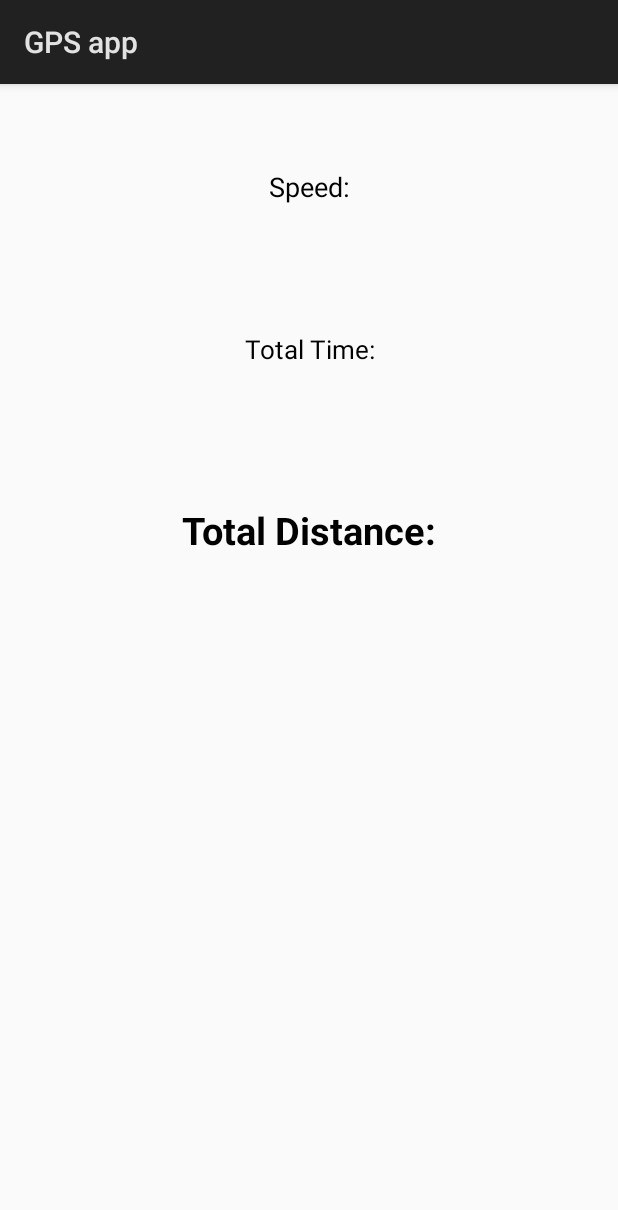
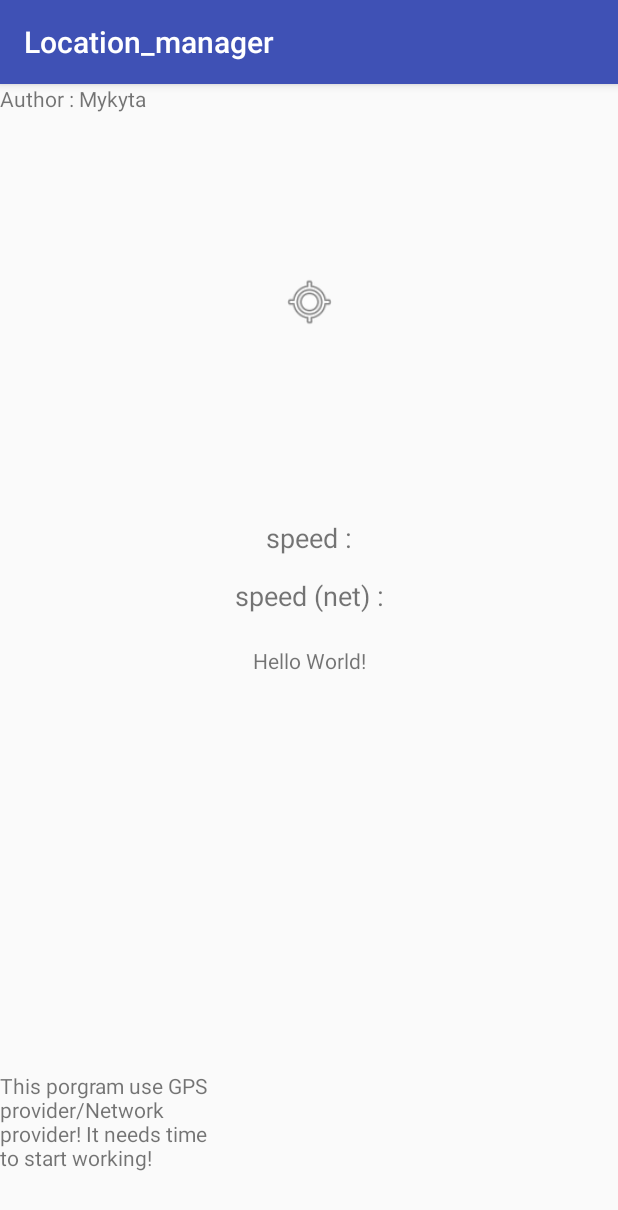
Before and after one commit to MykytaOpanyuk/All_programs_studying, an Android app: the screen it shows after launch (MainActivity), on a phone screen of 412 x 824 dp. Shown: the top 1210 px of the screen. Run offline under Robolectric (Android 15) with nearby library versions, the phone set to English and light mode, and no system bars.

Commit message:
Final version of GPS laboratory (as for me)!

```diff
--- a/lab_1_android_GPS_android_studio/app/build.gradle
+++ b/lab_1_android_GPS_android_studio/app/build.gradle
@@ -3,7 +3,7 @@ apply plugin: 'com.android.application'
 android {
     compileSdkVersion 27
     defaultConfig {
-        applicationId "com.example.nikita.myapplication"
+        applicationId "com.example.nikita.location_manager"
         minSdkVersion 24
         targetSdkVersion 27
         versionCode 1
@@ -19,9 +19,8 @@ android {
 }
 
 dependencies {
-    implementation 'com.google.android.gms:play-services:12.0.1'
-    implementation "com.google.android.gms:play-services-location:12.0.1"
     implementation fileTree(dir: 'libs', include: ['*.jar'])
+    implementation 'com.android.support:appcompat-v7:27.1.0'
     implementation 'com.android.support.constraint:constraint-layout:1.0.2'
     testImplementation 'junit:junit:4.12'
     androidTestImplementation 'com.android.support.test:runner:1.0.1'
--- /dev/null
+++ b/lab_1_android_GPS_android_studio/app/src/main/java/com/example/nikita/location_manager/MainActivity.java
@@ -0,0 +1,164 @@
+package com.example.nikita.location_manager;
+
+import android.Manifest;
+import android.content.pm.PackageManager;
+import android.support.v4.app.ActivityCompat;
+import android.support.v7.app.AppCompatActivity;
+import android.os.Bundle;
+import android.app.AlertDialog;
+import android.content.DialogInterface;
+
+import android.content.Intent;
+import android.provider.Settings;
+import android.content.Context;
+import android.location.LocationManager;
+import android.location.LocationListener;
+import android.widget.TextView;
+import android.widget.Toast;
+
+public class MainActivity extends AppCompatActivity {
+
+    LocationManager locationManager_NETWORK, locationManager;
+    Context mContext;
+
+    public void onRequestPermissionsResult(int requestCode, String permissions[], int[] grantResults) {
+        switch (requestCode) {
+            case 1: {
+                // If request is cancelled, the result arrays are empty.
+                if (grantResults.length > 0
+                        && grantResults[0] == PackageManager.PERMISSION_GRANTED) {
+                } else
+                return;
+            }
+            // other 'case' lines to check for other
+            // permissions this app might request
+        }
+    }
+
+    public void checkLocationPermission()
+    {
+        String permission_1 = "android.permission.ACCESS_FINE_LOCATION";
+
+        int res_1 = this.checkCallingOrSelfPermission(permission_1);
+
+        if (res_1 == PackageManager.PERMISSION_GRANTED) {
+            locationManager.requestLocationUpdates(LocationManager.GPS_PROVIDER, 500, 4, locationListener);
+            locationManager_NETWORK.requestLocationUpdates(LocationManager.NETWORK_PROVIDER, 400, 4, locationListenerN);
+        }
+    }
+
+    @Override
+    protected void onCreate(Bundle savedInstanceState) {
+        super.onCreate(savedInstanceState);
+        setContentView(R.layout.activity_main);
+        mContext = this;
+        locationManager = (LocationManager) mContext.getSystemService(Context.LOCATION_SERVICE);
+        locationManager_NETWORK = (LocationManager) mContext.getSystemService(Context.LOCATION_SERVICE);
+        ActivityCompat.requestPermissions(this,new String[]{Manifest.permission.ACCESS_FINE_LOCATION}, 1);
+
+        checkLocationPermission();
+
+        isLocationEnabled();
+
+    }
+
+    LocationListener locationListenerN = new LocationListener() {
+        @Override
+        public void onLocationChanged(android.location.Location location) {
+            double speed = location.getSpeed() * 3.6;
+            String speed_msg = "Speed(net): " + speed + "km/h";
+
+            TextView speed_text = findViewById(R.id.speed_internet);
+            speed_text.setText(speed_msg);
+
+        }
+
+        @Override
+        public void onStatusChanged(String provider, int status, Bundle extras) {
+
+        }
+
+        @Override
+        public void onProviderEnabled(String provider) {
+
+        }
+
+        @Override
+        public void onProviderDisabled(String provider) {
+
+        }
+    };
+
+    LocationListener locationListener = new LocationListener() {
+        @Override
+        public void onLocationChanged(android.location.Location location) {
+            double latitude = location.getLatitude();
+            double longitude = location.getLongitude();
+            double speed = location.getSpeed() * 3.6;
+            String msg = "New Latitude: " + latitude + "New Longitude: " + longitude;
+            String speed_msg = "Speed : " + speed + "km/h";
+
+            TextView time_text = findViewById(R.id.activity_location);
+            time_text.setText(msg);
+            TextView speed_text = findViewById(R.id.speed_act);
+            speed_text.setText(speed_msg);
+
+            Toast.makeText(mContext, speed_msg, Toast.LENGTH_LONG).show();
+        }
+
+        @Override
+        public void onStatusChanged(String provider, int status, Bundle extras) {
+
+        }
+
+        @Override
+        public void onProviderEnabled(String provider) {
+
+        }
+
+        @Override
+        public void onProviderDisabled(String provider) {
+
+        }
+    };
+
+
+    protected void onResume() {
+        super.onResume();
+        isLocationEnabled();
+    }
+
+    private void isLocationEnabled() {
+
+        if(!locationManager.isProviderEnabled(LocationManager.GPS_PROVIDER)){
+            AlertDialog.Builder alertDialog=new AlertDialog.Builder(mContext);
+            alertDialog.setTitle("Enable Location");
+            alertDialog.setMessage("Your locations setting is not enabled. Please enabled it in settings menu.");
+            alertDialog.setPositiveButton("Location Settings", new DialogInterface.OnClickListener(){
+                public void onClick(DialogInterface dialog, int which) {
+                    Intent intent = new Intent(Settings.ACTION_LOCATION_SOURCE_SETTINGS);
+                    startActivity(intent);
+                }
+            });
+            alertDialog.setNegativeButton("Cancel", new DialogInterface.OnClickListener(){
+                public void onClick(DialogInterface dialog, int which){
+                    dialog.cancel();
+                }
+            });
+            AlertDialog alert=alertDialog.create();
+            alert.show();
+        }
+        else {
+            AlertDialog.Builder alertDialog=new AlertDialog.Builder(mContext);
+            alertDialog.setTitle("Confirm Location");
+            alertDialog.setMessage("Your Location is enabled, please enjoy");
+            alertDialog.setNegativeButton("Back to interface", new DialogInterface.OnClickListener(){
+                public void onClick(DialogInterface dialog, int which){
+                    dialog.cancel();
+                }
+            });
+            AlertDialog alert = alertDialog.create();
+            alert.show();
+        }
+    }
+}
--- a/lab_1_android_GPS_android_studio/app/src/main/res/layout/activity_main.xml
+++ b/lab_1_android_GPS_android_studio/app/src/main/res/layout/activity_main.xml
@@ -7,54 +7,69 @@
     tools:context=".MainActivity">
 
     <TextView
-        android:id="@+id/distancetext"
-        android:layout_width="match_parent"
+        android:id="@+id/speed_internet"
+        android:layout_width="wrap_content"
         android:layout_height="wrap_content"
-        android:layout_marginBottom="397dp"
-        android:layout_marginTop="18dp"
-        android:gravity="center"
-        android:singleLine="true"
-        android:text="Total Distance:"
-        android:textColor="@android:color/black"
-        android:textSize="25sp"
-        android:textStyle="bold"
+        android:text="speed (net) :"
+        android:textSize="18sp"
+        android:visibility="visible"
         app:layout_constraintBottom_toBottomOf="parent"
-        app:layout_constraintStart_toStartOf="parent"
-        app:layout_constraintTop_toBottomOf="@+id/timetext"
-        app:layout_constraintVertical_bias="1.0"
-        app:layout_editor_absoluteX="25dp"
-        app:layout_editor_absoluteY="80dp" />
+        app:layout_constraintLeft_toLeftOf="parent"
+        app:layout_constraintRight_toRightOf="parent"
+        app:layout_constraintTop_toTopOf="parent"
+        app:layout_constraintVertical_bias="0.442" />
 
     <TextView
-        android:id="@+id/speedtext"
-        android:layout_width="match_parent"
+        android:id="@+id/speed_act"
+        android:layout_width="wrap_content"
         android:layout_height="wrap_content"
-        android:layout_marginBottom="14dp"
-        android:gravity="center"
-        android:singleLine="true"
-        android:text="Speed:"
-        android:textColor="@android:color/black"
+        android:text="speed :"
         android:textSize="18sp"
         android:visibility="visible"
-        app:layout_constraintBottom_toTopOf="@+id/timetext"
+        app:layout_constraintBottom_toBottomOf="parent"
+        app:layout_constraintLeft_toLeftOf="parent"
+        app:layout_constraintRight_toRightOf="parent"
+        app:layout_constraintTop_toTopOf="parent"
+        app:layout_constraintVertical_bias="0.39" />
+
+    <TextView
+        android:id="@+id/activity_location"
+        android:layout_width="wrap_content"
+        android:layout_height="wrap_content"
+        android:text="Hello World!"
+        android:visibility="visible"
+        app:layout_constraintBottom_toBottomOf="parent"
+        app:layout_constraintLeft_toLeftOf="parent"
+        app:layout_constraintRight_toRightOf="parent"
         app:layout_constraintTop_toTopOf="parent" />
 
     <TextView
-        android:id="@+id/timetext"
-        android:layout_width="match_parent"
+        android:id="@+id/textView"
+        android:layout_width="wrap_content"
         android:layout_height="wrap_content"
-        android:layout_marginBottom="18dp"
-        android:layout_marginTop="14dp"
-        android:gravity="center"
-        android:singleLine="true"
-        android:text="Total Time:"
-        android:textColor="@android:color/black"
-        android:textSize="17sp"
-        app:layout_constraintBottom_toTopOf="@+id/distancetext"
-        app:layout_constraintTop_toBottomOf="@+id/speedtext"
-        app:layout_editor_absoluteX="0dp"
-        app:layout_editor_absoluteY="39dp" />
+        android:text="Author : Mykyta " />
 
+    <TextView
+        android:id="@+id/textView2"
+        android:layout_width="142dp"
+        android:layout_height="102dp"
+        android:layout_marginBottom="8dp"
+        android:text="This porgram use GPS provider/Network provider! It needs time to start working!"
+        app:layout_constraintBottom_toBottomOf="parent"
+        tools:layout_editor_absoluteX="16dp" />
 
+    <ImageView
+        android:id="@+id/imageView2"
+        android:layout_width="38dp"
+        android:layout_height="36dp"
+        android:layout_marginBottom="8dp"
+        android:layout_marginEnd="8dp"
+        android:layout_marginStart="8dp"
+        android:layout_marginTop="8dp"
+        app:layout_constraintBottom_toTopOf="@+id/speed_act"
+        app:layout_constraintEnd_toEndOf="parent"
+        app:layout_constraintStart_toStartOf="parent"
+        app:layout_constraintTop_toTopOf="parent"
+        app:srcCompat="@android:drawable/ic_menu_mylocation" />
 
 </android.support.constraint.ConstraintLayout>
--- a/lab_1_android_GPS_android_studio/app/src/main/res/values/strings.xml
+++ b/lab_1_android_GPS_android_studio/app/src/main/res/values/strings.xml
@@ -1,3 +1,3 @@
 <resources>
-    <string name="app_name">My Application</string>
+    <string name="app_name">Location_manager</string>
 </resources>
--- a/lab_1_android_GPS_android_studio/app/src/main/res/values/styles.xml
+++ b/lab_1_android_GPS_android_studio/app/src/main/res/values/styles.xml
@@ -1,8 +1,11 @@
 <resources>
 
     <!-- Base application theme. -->
-    <style name="AppTheme" parent="android:Theme.Material.Light.DarkActionBar">
+    <style name="AppTheme" parent="Theme.AppCompat.Light.DarkActionBar">
         <!-- Customize your theme here. -->
+        <item name="colorPrimary">@color/colorPrimary</item>
+        <item name="colorPrimaryDark">@color/colorPrimaryDark</item>
+        <item name="colorAccent">@color/colorAccent</item>
     </style>
 
 </resources>
```
Also changed, not shown: lab_1_android_GPS_android_studio/app/src/main/AndroidManifest.xml (+5 -8 lines), lab_1_android_GPS_android_studio/app/src/main/res/drawable-hdpi/ic_action_name.png (added), lab_1_android_GPS_android_studio/app/src/main/res/drawable-mdpi/ic_action_name.png (added), lab_1_android_GPS_android_studio/app/src/main/res/drawable-xhdpi/ic_action_name.png (added), lab_1_android_GPS_android_studio/app/src/main/res/drawable-xxhdpi/ic_action_name.png (added), lab_1_android_GPS_android_studio/gradle/wrapper/gradle-wrapper.properties, 2 other files.
